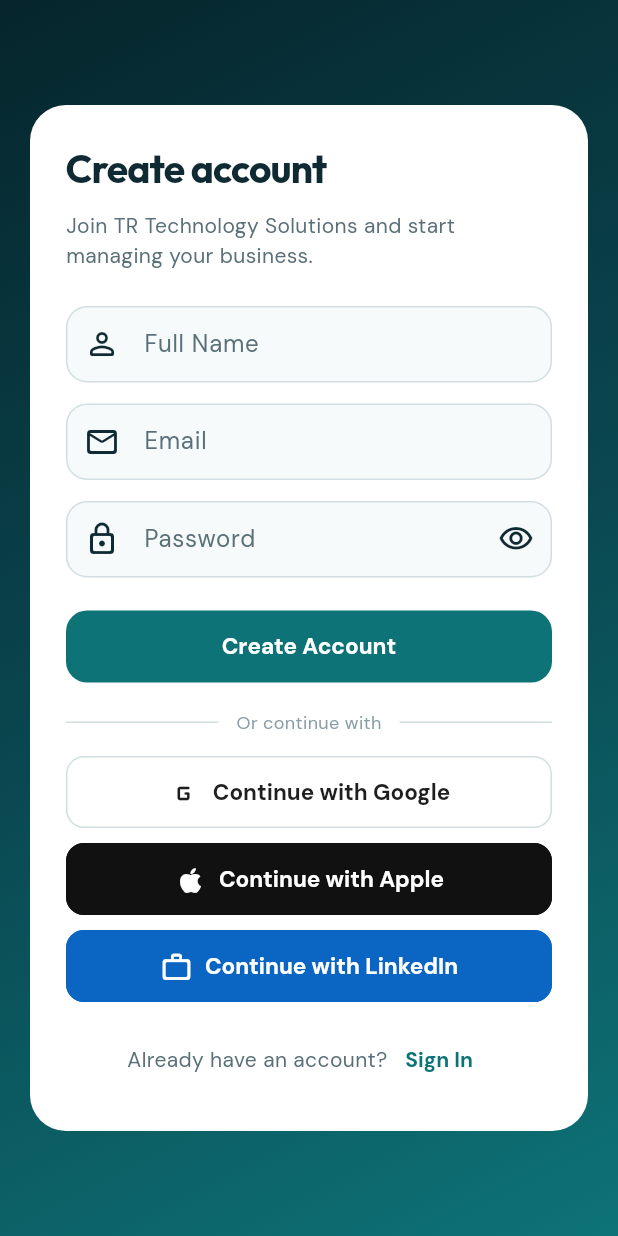
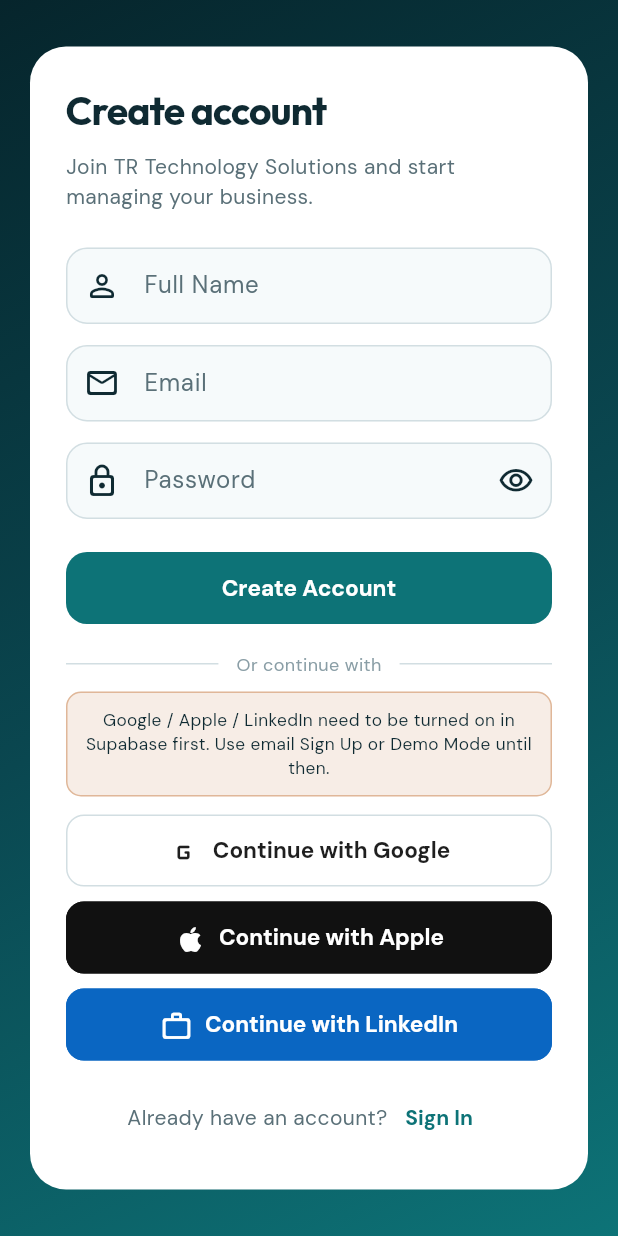
Before and after one commit to PRABHVEERSINGH17/2023a1r109king, a Flutter app: the SignupScreen screen opened by its route, on a phone screen of 412 x 824 dp. Run offline on Flutter 3.47's test engine with Material 3 defaults, Android fonts, the phone set to English and light mode, and no system bars; our stand-ins replace fl_chart, flutter_dotenv, flutter_riverpod, go_router, shared_preferences, supabase_flutter; accounts and stored records are empty.

Commit message:
Clarify social login when Supabase providers are disabled
Show an in-app notice and dialog for provider-not-enabled errors, and
point users to email Sign Up or Demo Mode instead of a raw JSON error.

Co-authored-by: Prabhveer singh <PRABHVEERSINGH17@users.noreply.github.com>

```diff
--- a/tr_tech_solutions/lib/features/auth/widgets/social_auth_buttons.dart
+++ b/tr_tech_solutions/lib/features/auth/widgets/social_auth_buttons.dart
@@ -7,6 +7,9 @@ import 'package:tr_tech_solutions/core/theme/app_typography.dart';
 import 'package:tr_tech_solutions/features/auth/providers/auth_provider.dart';
 
 /// Google / Apple / LinkedIn sign-in buttons for login & signup screens.
+///
+/// These only work after each provider is enabled in the Supabase dashboard.
+/// Until then, email Sign Up / Demo Mode are the supported paths.
 class SocialAuthButtons extends ConsumerStatefulWidget {
   const SocialAuthButtons({super.key});
 
@@ -42,41 +45,70 @@ class _SocialAuthButtonsState extends ConsumerState<SocialAuthButtons> {
         ScaffoldMessenger.of(context).showSnackBar(
           const SnackBar(
             content: Text(
-              'Sign-in was not completed. Try again, or use Demo Mode.',
+              'Sign-in was not completed. Use email Sign Up or Demo Mode.',
             ),
           ),
         );
       }
     } catch (e) {
       if (!mounted) return;
-      final message = e.toString();
-      final needsSetup = message.contains('Supabase') ||
+      final message = e.toString().toLowerCase();
+      final needsSetup = message.contains('supabase') ||
           message.contains('provider is not enabled') ||
-          message.contains('Unsupported provider') ||
+          message.contains('unsupported provider') ||
           message.contains('validation_failed');
 
-      ScaffoldMessenger.of(context).showSnackBar(
-        SnackBar(
+      await showDialog<void>(
+        context: context,
+        builder: (ctx) => AlertDialog(
+          title: Text(
+            needsSetup
+                ? '${_label(provider)} is not enabled yet'
+                : '${_label(provider)} sign-in failed',
+          ),
           content: Text(
             needsSetup
-                ? 'Enable ${provider.name} in Supabase (see SOCIAL_LOGIN.md), or use Demo Mode.'
-                : 'Social login failed: $e',
+                ? 'Enable ${_label(provider)} in Supabase → Authentication → Providers '
+                    '(see SOCIAL_LOGIN.md).\n\n'
+                    'Right now use:\n'
+                    '• Create Online Account (email Sign Up)\n'
+                    '• Or Continue with Demo Mode'
+                : '$e',
           ),
-          action: SnackBarAction(
-            label: 'Demo Mode',
-            textColor: AppColors.primaryLight,
+          actions: [
+            TextButton(
+              onPressed: () => Navigator.pop(ctx),
+              child: const Text('OK'),
+            ),
+            TextButton(
+              onPressed: () {
+                Navigator.pop(ctx);
+                context.go('/signup');
+              },
+              child: const Text('Sign Up'),
+            ),
+            ElevatedButton(
               onPressed: () async {
+                Navigator.pop(ctx);
                 await ref.read(authServiceProvider).enterDemoMode();
                 if (!context.mounted) return;
                 context.go('/dashboard');
               },
+              child: const Text('Demo Mode'),
             ),
+          ],
         ),
       );
     } finally {
       if (mounted) setState(() => _busy = null);
     }
   }
+
+  String _label(SocialAuthProvider provider) => switch (provider) {
+        SocialAuthProvider.google => 'Google',
+        SocialAuthProvider.apple => 'Apple',
+        SocialAuthProvider.linkedin => 'LinkedIn',
+      };
 
   @override
   Widget build(BuildContext context) {
@@ -100,21 +132,28 @@ class _SocialAuthButtonsState extends ConsumerState<SocialAuthButtons> {
             const Expanded(child: Divider()),
           ],
         ),
-        const SizedBox(height: 14),
-        if (!SupabaseConfig.isConfigured)
-          Padding(
-            padding: const EdgeInsets.only(bottom: 10),
+        const SizedBox(height: 10),
+        Container(
+          padding: const EdgeInsets.all(10),
+          decoration: BoxDecoration(
+            color: AppColors.warning.withOpacity(0.1),
+            borderRadius: BorderRadius.circular(10),
+            border: Border.all(color: AppColors.warning.withOpacity(0.35)),
+          ),
           child: Text(
-              'Social login needs Supabase providers enabled (SOCIAL_LOGIN.md). Demo Mode works now.',
+            SupabaseConfig.isConfigured
+                ? 'Google / Apple / LinkedIn need to be turned on in Supabase first. Use email Sign Up or Demo Mode until then.'
+                : 'Social login needs Supabase. Use email Sign Up or Demo Mode.',
             textAlign: TextAlign.center,
-              style: TextStyle(
-                color: AppColors.textMuted,
-                fontSize: 11,
+            style: const TextStyle(
+              color: AppColors.textPrimary,
+              fontSize: 11.5,
               height: 1.35,
               fontFamily: AppTypography.body,
             ),
           ),
         ),
+        const SizedBox(height: 12),
         _SocialButton(
           label: 'Continue with Google',
           background: Colors.white,
@@ -192,7 +231,7 @@ class _SocialButton extends StatelessWidget {
             : Icon(icon, size: 22),
         label: Text(
           label,
-          style: TextStyle(
+          style: const TextStyle(
             fontWeight: FontWeight.w600,
             fontFamily: AppTypography.body,
           ),
```
Also changed, not shown: 1 other file. Lines whose indentation alone changed are shown as unchanged.
